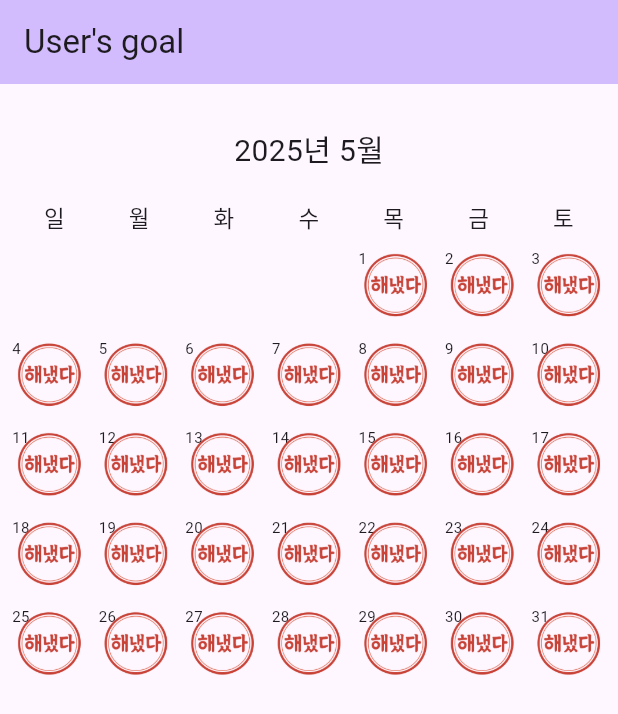
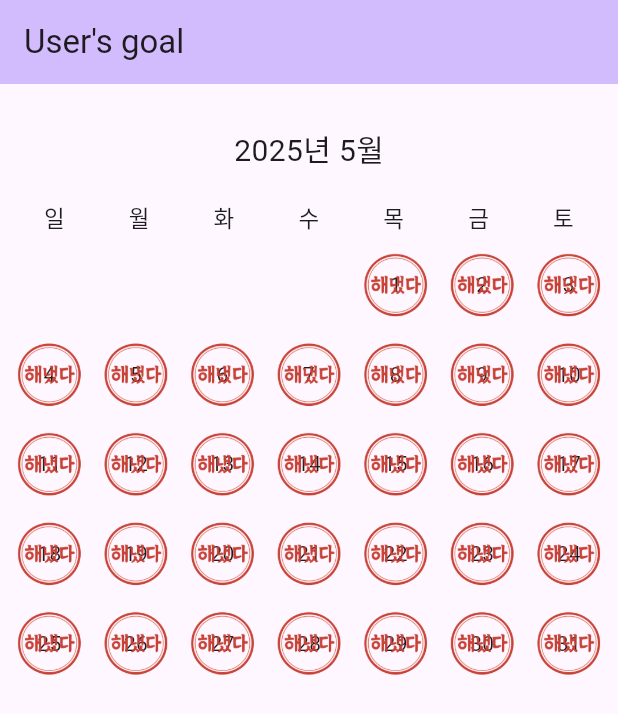
Before and after one commit to hayeonhee/haenaedda, a Flutter app: the screen it shows after launch, on a phone screen of 412 x 824 dp. Shown: the top 714 px of the screen. Run offline on Flutter 3.47's test engine with Material 3 defaults, Android fonts, the phone set to English and light mode, and no system bars.

Commit message:
feat: allow stamping on individual calendar days

```diff
--- a/lib/calendar_day_cell.dart
+++ b/lib/calendar_day_cell.dart
@@ -18,14 +18,16 @@ class CalendarDayCell extends StatelessWidget {
       onTap: onTap,
       child: AspectRatio(
         aspectRatio: 1,
-        child: Container(
-          child: Stack(
-            children: [
-              Text(dayText, style: const TextStyle(fontSize: 10)),
-              if (hasRecord)
-                Positioned(child: Image.asset('assets/did_it_stamp_kor.png')),
-            ],
-          ),
+        child: Stack(
+          alignment: Alignment.center,
+          children: [
+            FittedBox(
+              fit: BoxFit.scaleDown,
+              child: Text(dayText),
+            ),
+            if (hasRecord)
+              Positioned(child: Image.asset('assets/did_it_stamp_kor.png')),
+          ],
         ),
       ),
     );
```
